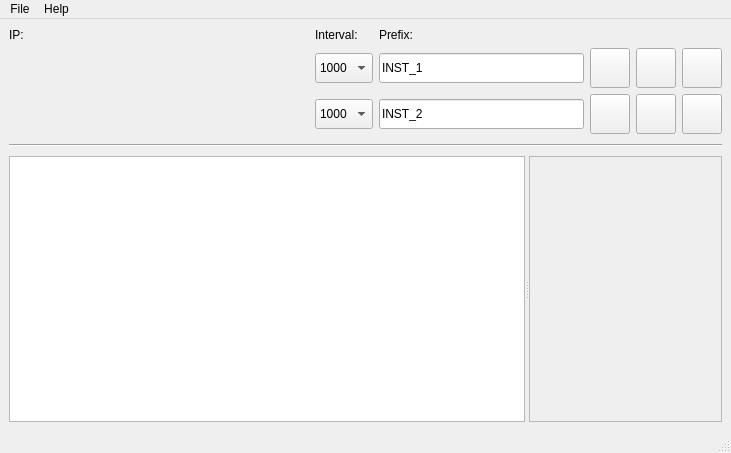
First picture: the form in ic6_comm.ui, repository xmartinly/ic6comm, before the edit.
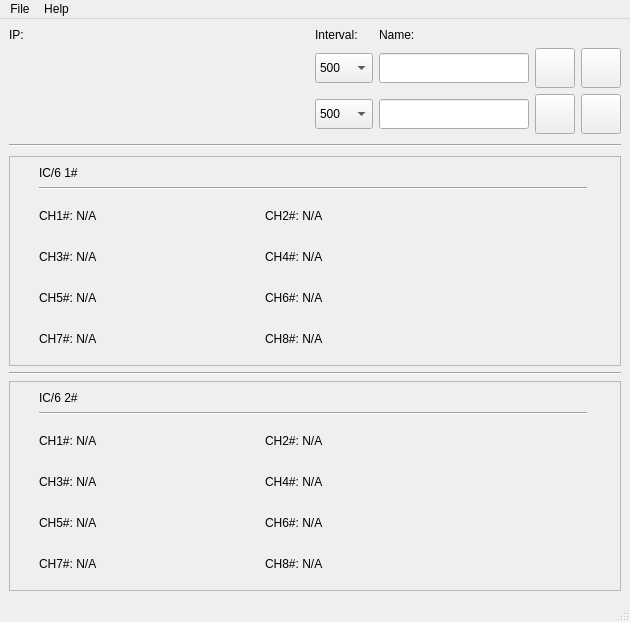
Second picture: the form after the edit. Icons and pictures are not drawn. Custom widgets are drawn as their Qt base class.

The edit to the form file:
```diff
--- a/ic6_comm.ui
+++ b/ic6_comm.ui
@@ -6,44 +6,146 @@
    <rect>
     <x>0</x>
     <y>0</y>
-    <width>731</width>
-    <height>453</height>
+    <width>630</width>
+    <height>622</height>
    </rect>
   </property>
   <property name="minimumSize">
    <size>
-    <width>0</width>
-    <height>0</height>
+    <width>630</width>
+    <height>622</height>
+   </size>
+  </property>
+  <property name="maximumSize">
+   <size>
+    <width>630</width>
+    <height>622</height>
    </size>
   </property>
   <property name="windowTitle">
    <string>IC6Comm</string>
   </property>
   <widget class="QWidget" name="centralwidget">
-   <layout class="QGridLayout" name="gridLayout_3" rowstretch="1,1,99">
+   <layout class="QGridLayout" name="gridLayout_4" rowstretch="1,1,99,1,99">
     <item row="0" column="0">
-     <layout class="QGridLayout" name="gridLayout" rowstretch="1,1,99">
-      <item row="0" column="0">
-       <widget class="QLabel" name="label">
-        <property name="font">
-         <font>
-          <bold>false</bold>
-         </font>
+     <layout class="QGridLayout" name="gridLayout" rowstretch="1,0,0">
+      <item row="1" column="1">
+       <widget class="QComboBox" name="cb_intvl1">
+        <property name="minimumSize">
+         <size>
+          <width>0</width>
+          <height>30</height>
+         </size>
         </property>
+        <property name="maximumSize">
+         <size>
+          <width>16777215</width>
+          <height>30</height>
+         </size>
+        </property>
+        <property name="currentIndex">
+         <number>2</number>
+        </property>
+        <item>
         <property name="text">
-         <string>IP:</string>
-        </property>
+          <string>100</string>
+         </property>
+        </item>
+        <item>
+         <property name="text">
+          <string>200</string>
+         </property>
+        </item>
+        <item>
+         <property name="text">
+          <string>500</string>
+         </property>
+        </item>
+        <item>
+         <property name="text">
+          <string>1000</string>
+         </property>
+        </item>
+        <item>
+         <property name="text">
+          <string>2000</string>
+         </property>
+        </item>
        </widget>
       </item>
-      <item row="0" column="1">
-       <widget class="QLabel" name="label_2">
-        <property name="font">
-         <font>
-          <bold>false</bold>
-         </font>
+      <item row="2" column="1">
+       <widget class="QComboBox" name="cb_intvl2">
+        <property name="minimumSize">
+         <size>
+          <width>0</width>
+          <height>30</height>
+         </size>
         </property>
+        <property name="maximumSize">
+         <size>
+          <width>16777215</width>
+          <height>30</height>
+         </size>
+        </property>
+        <property name="currentIndex">
+         <number>2</number>
+        </property>
+        <item>
         <property name="text">
-         <string>Interval:</string>
+          <string>100</string>
+         </property>
+        </item>
+        <item>
+         <property name="text">
+          <string>200</string>
+         </property>
+        </item>
+        <item>
+         <property name="text">
+          <string>500</string>
+         </property>
+        </item>
+        <item>
+         <property name="text">
+          <string>1000</string>
+         </property>
+        </item>
+        <item>
+         <property name="text">
+          <string>2000</string>
+         </property>
+        </item>
+       </widget>
+      </item>
+      <item row="2" column="4">
+       <widget class="QToolButton" name="tb_stop2">
+        <property name="minimumSize">
+         <size>
+          <width>40</width>
+          <height>40</height>
+         </size>
+        </property>
+        <property name="maximumSize">
+         <size>
+          <width>40</width>
+          <height>40</height>
+         </size>
+        </property>
+        <property name="toolTip">
+         <string>Stop</string>
+        </property>
+        <property name="text">
+         <string/>
+        </property>
+        <property name="icon">
+         <iconset resource="facade/res.qrc">
+          <normaloff>:/Picture/svg/wm_stop.svg</normaloff>:/Picture/svg/wm_stop.svg</iconset>
+        </property>
+        <property name="iconSize">
+         <size>
+          <width>36</width>
+          <height>36</height>
+         </size>
         </property>
        </widget>
       </item>
@@ -55,86 +157,51 @@
          </font>
         </property>
         <property name="text">
-         <string>Prefix:</string>
+         <string>Name:</string>
         </property>
        </widget>
       </item>
-      <item row="1" column="0">
-       <widget class="IPAddress" name="wd_ip1" native="true">
+      <item row="2" column="3">
+       <widget class="QToolButton" name="tb_start2">
         <property name="minimumSize">
          <size>
-          <width>300</width>
-          <height>30</height>
+          <width>40</width>
+          <height>40</height>
          </size>
         </property>
         <property name="maximumSize">
          <size>
-          <width>300</width>
-          <height>30</height>
+          <width>40</width>
+          <height>40</height>
          </size>
         </property>
-       </widget>
-      </item>
-      <item row="1" column="1">
-       <widget class="QComboBox" name="cb_intvl1">
-        <property name="minimumSize">
-         <size>
-          <width>0</width>
-          <height>30</height>
-         </size>
+        <property name="toolTip">
+         <string>Start</string>
         </property>
-        <property name="maximumSize">
-         <size>
-          <width>16777215</width>
-          <height>30</height>
-         </size>
-        </property>
-        <property name="currentIndex">
-         <number>3</number>
-        </property>
-        <item>
          <property name="text">
-          <string>100</string>
-         </property>
-        </item>
-        <item>
-         <property name="text">
-          <string>200</string>
-         </property>
-        </item>
-        <item>
-         <property name="text">
-          <string>500</string>
-         </property>
-        </item>
-        <item>
-         <property name="text">
-          <string>1000</string>
-         </property>
-        </item>
-        <item>
-         <property name="text">
-          <string>2000</string>
-         </property>
-        </item>
+         <string/>
+        </property>
+        <property name="icon">
+         <iconset resource="facade/res.qrc">
+          <normaloff>:/Picture/svg/wm_play.svg</normaloff>:/Picture/svg/wm_play.svg</iconset>
+        </property>
+        <property name="iconSize">
+         <size>
+          <width>36</width>
+          <height>36</height>
+         </size>
+        </property>
        </widget>
       </item>
-      <item row="1" column="2">
-       <widget class="QLineEdit" name="le_name1">
-        <property name="minimumSize">
-         <size>
-          <width>0</width>
-          <height>30</height>
-         </size>
+      <item row="0" column="0">
+       <widget class="QLabel" name="label">
+        <property name="font">
+         <font>
+          <bold>false</bold>
+         </font>
         </property>
-        <property name="maximumSize">
-         <size>
-          <width>16777215</width>
-          <height>30</height>
-         </size>
-        </property>
         <property name="text">
-         <string>INST_1</string>
+         <string>IP:</string>
         </property>
        </widget>
       </item>
@@ -170,130 +237,6 @@
         </property>
        </widget>
       </item>
-      <item row="1" column="4">
-       <widget class="QToolButton" name="tb_stop1">
-        <property name="minimumSize">
-         <size>
-          <width>40</width>
-          <height>40</height>
-         </size>
-        </property>
-        <property name="maximumSize">
-         <size>
-          <width>40</width>
-          <height>40</height>
-         </size>
-        </property>
-        <property name="toolTip">
-         <string>Stop</string>
-        </property>
-        <property name="text">
-         <string/>
-        </property>
-        <property name="icon">
-         <iconset resource="facade/res.qrc">
-          <normaloff>:/Picture/svg/wm_stop.svg</normaloff>:/Picture/svg/wm_stop.svg</iconset>
-        </property>
-        <property name="iconSize">
-         <size>
-          <width>36</width>
-          <height>36</height>
-         </size>
-        </property>
-       </widget>
-      </item>
-      <item row="1" column="5">
-       <widget class="QToolButton" name="tb_view1">
-        <property name="minimumSize">
-         <size>
-          <width>40</width>
-          <height>40</height>
-         </size>
-        </property>
-        <property name="maximumSize">
-         <size>
-          <width>40</width>
-          <height>40</height>
-         </size>
-        </property>
-        <property name="toolTip">
-         <string>View</string>
-        </property>
-        <property name="text">
-         <string/>
-        </property>
-        <property name="icon">
-         <iconset resource="facade/res.qrc">
-          <normaloff>:/Picture/svg/wm_eye.svg</normaloff>:/Picture/svg/wm_eye.svg</iconset>
-        </property>
-        <property name="iconSize">
-         <size>
-          <width>36</width>
-          <height>36</height>
-         </size>
-        </property>
-       </widget>
-      </item>
-      <item row="2" column="0">
-       <widget class="IPAddress" name="wd_ip2" native="true">
-        <property name="minimumSize">
-         <size>
-          <width>300</width>
-          <height>30</height>
-         </size>
-        </property>
-        <property name="maximumSize">
-         <size>
-          <width>300</width>
-          <height>30</height>
-         </size>
-        </property>
-       </widget>
-      </item>
-      <item row="2" column="1">
-       <widget class="QComboBox" name="cb_intvl2">
-        <property name="minimumSize">
-         <size>
-          <width>0</width>
-          <height>30</height>
-         </size>
-        </property>
-        <property name="maximumSize">
-         <size>
-          <width>16777215</width>
-          <height>30</height>
-         </size>
-        </property>
-        <property name="currentIndex">
-         <number>3</number>
-        </property>
-        <item>
-         <property name="text">
-          <string>100</string>
-         </property>
-        </item>
-        <item>
-         <property name="text">
-          <string>200</string>
-         </property>
-        </item>
-        <item>
-         <property name="text">
-          <string>500</string>
-         </property>
-        </item>
-        <item>
-         <property name="text">
-          <string>1000</string>
-         </property>
-        </item>
-        <item>
-         <property name="text">
-          <string>2000</string>
-         </property>
-        </item>
-       </widget>
-      </item>
       <item row="2" column="2">
        <widget class="QLineEdit" name="le_name2">
         <property name="minimumSize">
@@ -309,44 +252,28 @@
          </size>
         </property>
         <property name="text">
-         <string>INST_2</string>
+         <string/>
         </property>
        </widget>
       </item>
-      <item row="2" column="3">
-       <widget class="QToolButton" name="tb_start2">
+      <item row="2" column="0">
+       <widget class="IPAddress" name="wd_ip2" native="true">
         <property name="minimumSize">
          <size>
-          <width>40</width>
-          <height>40</height>
+          <width>300</width>
+          <height>30</height>
          </size>
         </property>
         <property name="maximumSize">
          <size>
-          <width>40</width>
-          <height>40</height>
-         </size>
-        </property>
-        <property name="toolTip">
-         <string>Start</string>
-        </property>
-        <property name="text">
-         <string/>
-        </property>
-        <property name="icon">
-         <iconset resource="facade/res.qrc">
-          <normaloff>:/Picture/svg/wm_play.svg</normaloff>:/Picture/svg/wm_play.svg</iconset>
-        </property>
-        <property name="iconSize">
-         <size>
-          <width>36</width>
-          <height>36</height>
+          <width>300</width>
+          <height>30</height>
          </size>
         </property>
        </widget>
       </item>
-      <item row="2" column="4">
-       <widget class="QToolButton" name="tb_stop2">
+      <item row="1" column="4">
+       <widget class="QToolButton" name="tb_stop1">
         <property name="minimumSize">
          <size>
           <width>40</width>
@@ -377,34 +304,49 @@
         </property>
        </widget>
       </item>
-      <item row="2" column="5">
-       <widget class="QToolButton" name="tb_view2">
+      <item row="0" column="1">
+       <widget class="QLabel" name="label_2">
+        <property name="font">
+         <font>
+          <bold>false</bold>
+         </font>
+        </property>
+        <property name="text">
+         <string>Interval:</string>
+        </property>
+       </widget>
+      </item>
+      <item row="1" column="2">
+       <widget class="QLineEdit" name="le_name1">
         <property name="minimumSize">
          <size>
-          <width>40</width>
-          <height>40</height>
+          <width>0</width>
+          <height>30</height>
          </size>
         </property>
         <property name="maximumSize">
          <size>
-          <width>40</width>
-          <height>40</height>
+          <width>16777215</width>
+          <height>30</height>
          </size>
         </property>
-        <property name="toolTip">
-         <string>View</string>
-        </property>
         <property name="text">
          <string/>
         </property>
-        <property name="icon">
-         <iconset resource="facade/res.qrc">
-          <normaloff>:/Picture/svg/wm_eye.svg</normaloff>:/Picture/svg/wm_eye.svg</iconset>
+       </widget>
+      </item>
+      <item row="1" column="0">
+       <widget class="IPAddress" name="wd_ip1" native="true">
+        <property name="minimumSize">
+         <size>
+          <width>300</width>
+          <height>30</height>
+         </size>
         </property>
-        <property name="iconSize">
+        <property name="maximumSize">
          <size>
-          <width>36</width>
-          <height>36</height>
+          <width>300</width>
+          <height>30</height>
          </size>
         </property>
        </widget>
@@ -425,21 +367,401 @@
      </widget>
     </item>
     <item row="2" column="0">
-     <widget class="QSplitter" name="splitter">
+     <widget class="QFrame" name="frame1">
+      <property name="frameShape">
+       <enum>QFrame::StyledPanel</enum>
+      </property>
+      <property name="frameShadow">
+       <enum>QFrame::Raised</enum>
+      </property>
+      <layout class="QGridLayout" name="gridLayout_3" rowstretch="0,0,0,0,0,0,0">
+       <item row="4" column="0">
+        <widget class="QLabel" name="ch1_3">
+         <property name="minimumSize">
+          <size>
+           <width>0</width>
+           <height>35</height>
+          </size>
+         </property>
+         <property name="maximumSize">
+          <size>
+           <width>200</width>
+           <height>16777215</height>
+          </size>
+         </property>
+         <property name="text">
+          <string>CH3#: N/A</string>
+         </property>
+        </widget>
+       </item>
+       <item row="6" column="3">
+        <widget class="QLabel" name="xtal1_8">
+         <property name="minimumSize">
+          <size>
+           <width>35</width>
+           <height>35</height>
+          </size>
+         </property>
+         <property name="maximumSize">
+          <size>
+           <width>35</width>
+           <height>35</height>
+          </size>
+         </property>
+         <property name="text">
+          <string/>
+         </property>
+         <property name="pixmap">
+          <pixmap resource="facade/res.qrc">:/Picture/svg/wm_circled_8.svg</pixmap>
+         </property>
+         <property name="scaledContents">
+          <bool>true</bool>
+         </property>
+        </widget>
+       </item>
+       <item row="5" column="3">
+        <widget class="QLabel" name="xtal1_6">
+         <property name="minimumSize">
+          <size>
+           <width>35</width>
+           <height>35</height>
+          </size>
+         </property>
+         <property name="maximumSize">
+          <size>
+           <width>35</width>
+           <height>35</height>
+          </size>
+         </property>
+         <property name="text">
+          <string/>
+         </property>
+         <property name="pixmap">
+          <pixmap resource="facade/res.qrc">:/Picture/svg/wm_circled_6.svg</pixmap>
+         </property>
+         <property name="scaledContents">
+          <bool>true</bool>
+         </property>
+        </widget>
+       </item>
+       <item row="6" column="1">
+        <widget class="QLabel" name="ch1_8">
+         <property name="minimumSize">
+          <size>
+           <width>0</width>
+           <height>35</height>
+          </size>
+         </property>
+         <property name="maximumSize">
+          <size>
+           <width>200</width>
+           <height>16777215</height>
+          </size>
+         </property>
+         <property name="text">
+          <string>CH8#: N/A</string>
+         </property>
+        </widget>
+       </item>
+       <item row="5" column="1">
+        <widget class="QLabel" name="ch1_6">
+         <property name="minimumSize">
+          <size>
+           <width>0</width>
+           <height>35</height>
+          </size>
+         </property>
+         <property name="maximumSize">
+          <size>
+           <width>200</width>
+           <height>16777215</height>
+          </size>
+         </property>
+         <property name="text">
+          <string>CH6#: N/A</string>
+         </property>
+        </widget>
+       </item>
+       <item row="3" column="3">
+        <widget class="QLabel" name="xtal1_2">
+         <property name="minimumSize">
+          <size>
+           <width>35</width>
+           <height>35</height>
+          </size>
+         </property>
+         <property name="maximumSize">
+          <size>
+           <width>35</width>
+           <height>35</height>
+          </size>
+         </property>
+         <property name="text">
+          <string/>
+         </property>
+         <property name="pixmap">
+          <pixmap resource="facade/res.qrc">:/Picture/svg/wm_circled_2.svg</pixmap>
+         </property>
+         <property name="scaledContents">
+          <bool>true</bool>
+         </property>
+        </widget>
+       </item>
+       <item row="6" column="2">
+        <widget class="QLabel" name="xtal1_7">
+         <property name="minimumSize">
+          <size>
+           <width>35</width>
+           <height>35</height>
+          </size>
+         </property>
+         <property name="maximumSize">
+          <size>
+           <width>35</width>
+           <height>35</height>
+          </size>
+         </property>
+         <property name="text">
+          <string/>
+         </property>
+         <property name="pixmap">
+          <pixmap resource="facade/res.qrc">:/Picture/svg/wm_circled_7.svg</pixmap>
+         </property>
+         <property name="scaledContents">
+          <bool>true</bool>
+         </property>
+        </widget>
+       </item>
+       <item row="5" column="0">
+        <widget class="QLabel" name="ch1_5">
+         <property name="minimumSize">
+          <size>
+           <width>0</width>
+           <height>35</height>
+          </size>
+         </property>
+         <property name="maximumSize">
+          <size>
+           <width>200</width>
+           <height>16777215</height>
+          </size>
+         </property>
+         <property name="text">
+          <string>CH5#: N/A</string>
+         </property>
+        </widget>
+       </item>
+       <item row="5" column="2">
+        <widget class="QLabel" name="xtal1_5">
+         <property name="minimumSize">
+          <size>
+           <width>35</width>
+           <height>35</height>
+          </size>
+         </property>
+         <property name="maximumSize">
+          <size>
+           <width>35</width>
+           <height>35</height>
+          </size>
+         </property>
+         <property name="text">
+          <string/>
+         </property>
+         <property name="pixmap">
+          <pixmap resource="facade/res.qrc">:/Picture/svg/wm_circled_5.svg</pixmap>
+         </property>
+         <property name="scaledContents">
+          <bool>true</bool>
+         </property>
+        </widget>
+       </item>
+       <item row="4" column="2">
+        <widget class="QLabel" name="xtal1_3">
+         <property name="minimumSize">
+          <size>
+           <width>35</width>
+           <height>35</height>
+          </size>
+         </property>
+         <property name="maximumSize">
+          <size>
+           <width>35</width>
+           <height>35</height>
+          </size>
+         </property>
+         <property name="text">
+          <string/>
+         </property>
+         <property name="pixmap">
+          <pixmap resource="facade/res.qrc">:/Picture/svg/wm_circled_3.svg</pixmap>
+         </property>
+         <property name="scaledContents">
+          <bool>true</bool>
+         </property>
+        </widget>
+       </item>
+       <item row="6" column="0">
+        <widget class="QLabel" name="ch1_7">
+         <property name="minimumSize">
+          <size>
+           <width>0</width>
+           <height>35</height>
+          </size>
+         </property>
+         <property name="maximumSize">
+          <size>
+           <width>200</width>
+           <height>16777215</height>
+          </size>
+         </property>
+         <property name="text">
+          <string>CH7#: N/A</string>
+         </property>
+        </widget>
+       </item>
+       <item row="3" column="2">
+        <widget class="QLabel" name="xtal1_1">
+         <property name="minimumSize">
+          <size>
+           <width>35</width>
+           <height>35</height>
+          </size>
+         </property>
+         <property name="maximumSize">
+          <size>
+           <width>35</width>
+           <height>35</height>
+          </size>
+         </property>
+         <property name="text">
+          <string/>
+         </property>
+         <property name="pixmap">
+          <pixmap resource="facade/res.qrc">:/Picture/svg/wm_circled_1.svg</pixmap>
+         </property>
+         <property name="scaledContents">
+          <bool>true</bool>
+         </property>
+        </widget>
+       </item>
+       <item row="4" column="1">
+        <widget class="QLabel" name="ch1_4">
+         <property name="minimumSize">
+          <size>
+           <width>0</width>
+           <height>35</height>
+          </size>
+         </property>
+         <property name="maximumSize">
+          <size>
+           <width>200</width>
+           <height>16777215</height>
+          </size>
+         </property>
+         <property name="text">
+          <string>CH4#: N/A</string>
+         </property>
+        </widget>
+       </item>
+       <item row="1" column="0" rowspan="2" colspan="4">
+        <widget class="Line" name="line_11">
       <property name="orientation">
        <enum>Qt::Horizontal</enum>
       </property>
-      <widget class="QTableWidget" name="tableWidget"/>
-      <widget class="QFrame" name="frame">
+        </widget>
+       </item>
+       <item row="3" column="0">
+        <widget class="QLabel" name="ch1_1">
+         <property name="minimumSize">
+          <size>
+           <width>0</width>
+           <height>35</height>
+          </size>
+         </property>
+         <property name="maximumSize">
+          <size>
+           <width>200</width>
+           <height>16777215</height>
+          </size>
+         </property>
+         <property name="text">
+          <string>CH1#: N/A</string>
+         </property>
+        </widget>
+       </item>
+       <item row="3" column="1">
+        <widget class="QLabel" name="ch1_2">
+         <property name="minimumSize">
+          <size>
+           <width>0</width>
+           <height>35</height>
+          </size>
+         </property>
+         <property name="maximumSize">
+          <size>
+           <width>200</width>
+           <height>16777215</height>
+          </size>
+         </property>
+         <property name="text">
+          <string>CH2#: N/A</string>
+         </property>
+        </widget>
+       </item>
+       <item row="4" column="3">
+        <widget class="QLabel" name="xtal1_4">
+         <property name="minimumSize">
+          <size>
+           <width>35</width>
+           <height>35</height>
+          </size>
+         </property>
+         <property name="maximumSize">
+          <size>
+           <width>35</width>
+           <height>35</height>
+          </size>
+         </property>
+         <property name="text">
+          <string/>
+         </property>
+         <property name="pixmap">
+          <pixmap resource="facade/res.qrc">:/Picture/svg/wm_circled_4.svg</pixmap>
+         </property>
+         <property name="scaledContents">
+          <bool>true</bool>
+         </property>
+        </widget>
+       </item>
+       <item row="0" column="0" colspan="2">
+        <widget class="QLabel" name="ch1_info">
+         <property name="text">
+          <string>IC/6 1#</string>
+         </property>
+        </widget>
+       </item>
+      </layout>
+     </widget>
+    </item>
+    <item row="3" column="0">
+     <widget class="Line" name="line_2">
+      <property name="orientation">
+       <enum>Qt::Horizontal</enum>
+      </property>
+     </widget>
+    </item>
+    <item row="4" column="0">
+     <widget class="QFrame" name="frame2">
        <property name="frameShape">
         <enum>QFrame::StyledPanel</enum>
        </property>
        <property name="frameShadow">
         <enum>QFrame::Raised</enum>
        </property>
-       <layout class="QGridLayout" name="gridLayout_2">
-        <item row="0" column="0">
-         <widget class="QLabel" name="xtal1">
+      <layout class="QGridLayout" name="gridLayout_2" rowstretch="0,0,0,0,0,0,0" columnstretch="0,0,0,0">
+       <item row="3" column="3">
+        <widget class="QLabel" name="xtal2_2">
           <property name="minimumSize">
            <size>
             <width>35</width>
@@ -456,17 +778,74 @@
            <string/>
           </property>
           <property name="pixmap">
-           <pixmap resource="facade/res.qrc">:/Picture/svg/wm_circled_1_c.svg</pixmap>
+          <pixmap resource="facade/res.qrc">:/Picture/svg/wm_circled_2.svg</pixmap>
           </property>
           <property name="scaledContents">
            <bool>true</bool>
           </property>
          </widget>
         </item>
-        <item row="0" column="1">
-         <widget class="QLabel" name="xtal2">
+       <item row="5" column="0">
+        <widget class="QLabel" name="ch2_5">
           <property name="minimumSize">
            <size>
+           <width>0</width>
+           <height>35</height>
+          </size>
+         </property>
+         <property name="maximumSize">
+          <size>
+           <width>200</width>
+           <height>16777215</height>
+          </size>
+         </property>
+         <property name="text">
+          <string>CH5#: N/A</string>
+         </property>
+        </widget>
+       </item>
+       <item row="3" column="0">
+        <widget class="QLabel" name="ch2_1">
+         <property name="minimumSize">
+          <size>
+           <width>0</width>
+           <height>35</height>
+          </size>
+         </property>
+         <property name="maximumSize">
+          <size>
+           <width>200</width>
+           <height>16777215</height>
+          </size>
+         </property>
+         <property name="text">
+          <string>CH1#: N/A</string>
+         </property>
+        </widget>
+       </item>
+       <item row="4" column="1">
+        <widget class="QLabel" name="ch2_4">
+         <property name="minimumSize">
+          <size>
+           <width>0</width>
+           <height>35</height>
+          </size>
+         </property>
+         <property name="maximumSize">
+          <size>
+           <width>200</width>
+           <height>16777215</height>
+          </size>
+         </property>
+         <property name="text">
+          <string>CH4#: N/A</string>
+         </property>
+        </widget>
+       </item>
+       <item row="6" column="3">
+        <widget class="QLabel" name="xtal2_8">
+         <property name="minimumSize">
+          <size>
             <width>35</width>
             <height>35</height>
            </size>
@@ -481,17 +860,36 @@
            <string/>
           </property>
           <property name="pixmap">
-           <pixmap resource="facade/res.qrc">:/Picture/svg/wm_circled_2_c.svg</pixmap>
+          <pixmap resource="facade/res.qrc">:/Picture/svg/wm_circled_8.svg</pixmap>
           </property>
           <property name="scaledContents">
            <bool>true</bool>
           </property>
          </widget>
         </item>
-        <item row="1" column="0">
-         <widget class="QLabel" name="xtal3">
+       <item row="4" column="0">
+        <widget class="QLabel" name="ch2_3">
           <property name="minimumSize">
            <size>
+           <width>0</width>
+           <height>35</height>
+          </size>
+         </property>
+         <property name="maximumSize">
+          <size>
+           <width>200</width>
+           <height>16777215</height>
+          </size>
+         </property>
+         <property name="text">
+          <string>CH3#: N/A</string>
+         </property>
+        </widget>
+       </item>
+       <item row="4" column="3">
+        <widget class="QLabel" name="xtal2_4">
+         <property name="minimumSize">
+          <size>
             <width>35</width>
             <height>35</height>
            </size>
@@ -506,17 +904,43 @@
            <string/>
           </property>
           <property name="pixmap">
-           <pixmap resource="facade/res.qrc">:/Picture/svg/wm_circled_3_c.svg</pixmap>
+          <pixmap resource="facade/res.qrc">:/Picture/svg/wm_circled_4.svg</pixmap>
           </property>
           <property name="scaledContents">
            <bool>true</bool>
           </property>
          </widget>
         </item>
-        <item row="1" column="1">
-         <widget class="QLabel" name="xtal4">
+       <item row="1" column="0" rowspan="2" colspan="4">
+        <widget class="Line" name="line_9">
+         <property name="orientation">
+          <enum>Qt::Horizontal</enum>
+         </property>
+        </widget>
+       </item>
+       <item row="6" column="1">
+        <widget class="QLabel" name="ch2_8">
           <property name="minimumSize">
            <size>
+           <width>0</width>
+           <height>35</height>
+          </size>
+         </property>
+         <property name="maximumSize">
+          <size>
+           <width>200</width>
+           <height>16777215</height>
+          </size>
+         </property>
+         <property name="text">
+          <string>CH8#: N/A</string>
+         </property>
+        </widget>
+       </item>
+       <item row="6" column="2">
+        <widget class="QLabel" name="xtal2_7">
+         <property name="minimumSize">
+          <size>
             <width>35</width>
             <height>35</height>
            </size>
@@ -531,15 +955,15 @@
            <string/>
           </property>
           <property name="pixmap">
-           <pixmap resource="facade/res.qrc">:/Picture/svg/wm_circled_4_c.svg</pixmap>
+          <pixmap resource="facade/res.qrc">:/Picture/svg/wm_circled_7.svg</pixmap>
           </property>
           <property name="scaledContents">
            <bool>true</bool>
           </property>
          </widget>
         </item>
-        <item row="2" column="0">
-         <widget class="QLabel" name="xtal5">
+       <item row="4" column="2">
+        <widget class="QLabel" name="xtal2_3">
           <property name="minimumSize">
            <size>
             <width>35</width>
@@ -556,17 +980,74 @@
            <string/>
           </property>
           <property name="pixmap">
-           <pixmap resource="facade/res.qrc">:/Picture/svg/wm_circled_5_c.svg</pixmap>
+          <pixmap resource="facade/res.qrc">:/Picture/svg/wm_circled_3.svg</pixmap>
           </property>
           <property name="scaledContents">
            <bool>true</bool>
           </property>
          </widget>
         </item>
-        <item row="2" column="1">
-         <widget class="QLabel" name="xtal6">
+       <item row="6" column="0">
+        <widget class="QLabel" name="ch2_7">
           <property name="minimumSize">
            <size>
+           <width>0</width>
+           <height>35</height>
+          </size>
+         </property>
+         <property name="maximumSize">
+          <size>
+           <width>200</width>
+           <height>16777215</height>
+          </size>
+         </property>
+         <property name="text">
+          <string>CH7#: N/A</string>
+         </property>
+        </widget>
+       </item>
+       <item row="5" column="1">
+        <widget class="QLabel" name="ch2_6">
+         <property name="minimumSize">
+          <size>
+           <width>0</width>
+           <height>35</height>
+          </size>
+         </property>
+         <property name="maximumSize">
+          <size>
+           <width>200</width>
+           <height>16777215</height>
+          </size>
+         </property>
+         <property name="text">
+          <string>CH6#: N/A</string>
+         </property>
+        </widget>
+       </item>
+       <item row="3" column="1">
+        <widget class="QLabel" name="ch2_2">
+         <property name="minimumSize">
+          <size>
+           <width>0</width>
+           <height>35</height>
+          </size>
+         </property>
+         <property name="maximumSize">
+          <size>
+           <width>200</width>
+           <height>16777215</height>
+          </size>
+         </property>
+         <property name="text">
+          <string>CH2#: N/A</string>
+         </property>
+        </widget>
+       </item>
+       <item row="5" column="3">
+        <widget class="QLabel" name="xtal2_6">
+         <property name="minimumSize">
+          <size>
             <width>35</width>
             <height>35</height>
            </size>
@@ -581,15 +1062,15 @@
            <string/>
           </property>
           <property name="pixmap">
-           <pixmap resource="facade/res.qrc">:/Picture/svg/wm_circled_6_c.svg</pixmap>
+          <pixmap resource="facade/res.qrc">:/Picture/svg/wm_circled_6.svg</pixmap>
           </property>
           <property name="scaledContents">
            <bool>true</bool>
           </property>
          </widget>
         </item>
-        <item row="3" column="0">
-         <widget class="QLabel" name="xtal7">
+       <item row="5" column="2">
+        <widget class="QLabel" name="xtal2_5">
           <property name="minimumSize">
            <size>
             <width>35</width>
@@ -606,15 +1087,15 @@
            <string/>
           </property>
           <property name="pixmap">
-           <pixmap resource="facade/res.qrc">:/Picture/svg/wm_circled_7_c.svg</pixmap>
+          <pixmap resource="facade/res.qrc">:/Picture/svg/wm_circled_5.svg</pixmap>
           </property>
           <property name="scaledContents">
            <bool>true</bool>
           </property>
          </widget>
         </item>
-        <item row="3" column="1">
-         <widget class="QLabel" name="xtal8">
+       <item row="3" column="2">
+        <widget class="QLabel" name="xtal2_1">
           <property name="minimumSize">
            <size>
             <width>35</width>
@@ -631,15 +1112,21 @@
            <string/>
           </property>
           <property name="pixmap">
-           <pixmap resource="facade/res.qrc">:/Picture/svg/wm_circled_8_c.svg</pixmap>
+          <pixmap resource="facade/res.qrc">:/Picture/svg/wm_circled_1.svg</pixmap>
           </property>
           <property name="scaledContents">
            <bool>true</bool>
           </property>
          </widget>
         </item>
-       </layout>
-      </widget>
+       <item row="0" column="0" colspan="3">
+        <widget class="QLabel" name="ch2_info">
+         <property name="text">
+          <string>IC/6 2#</string>
+         </property>
+        </widget>
+       </item>
+      </layout>
      </widget>
     </item>
    </layout>
@@ -649,7 +1136,7 @@
     <rect>
      <x>0</x>
      <y>0</y>
-     <width>731</width>
+     <width>630</width>
      <height>20</height>
     </rect>
    </property>
```
Lines whose indentation alone changed are shown as unchanged.
